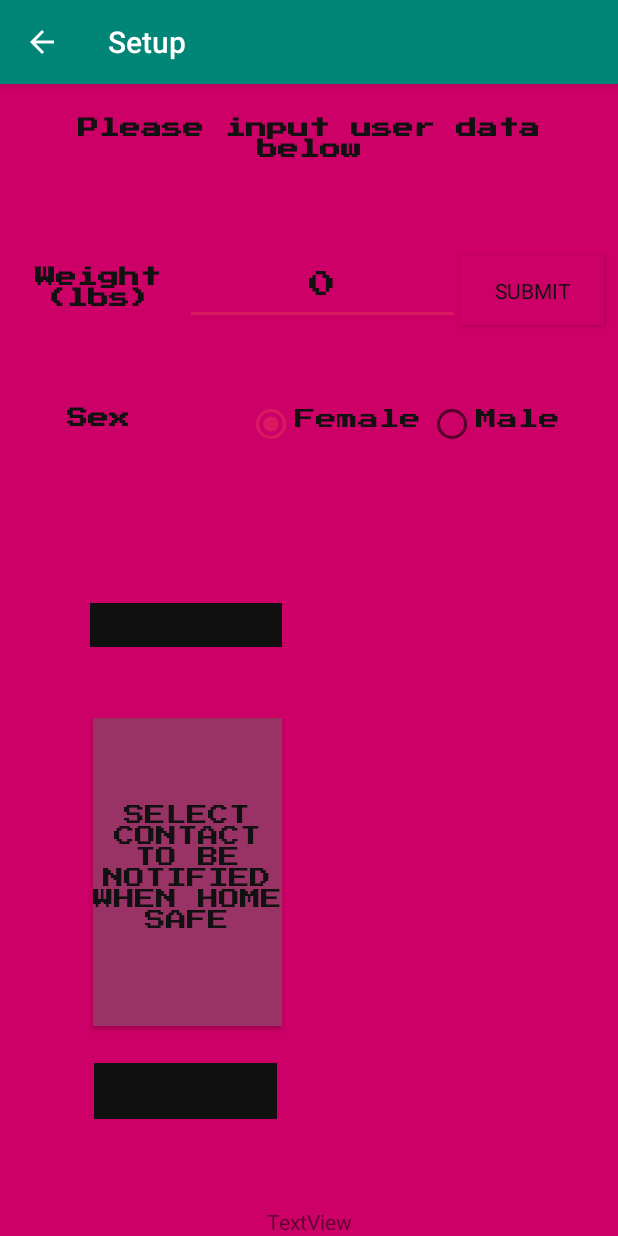
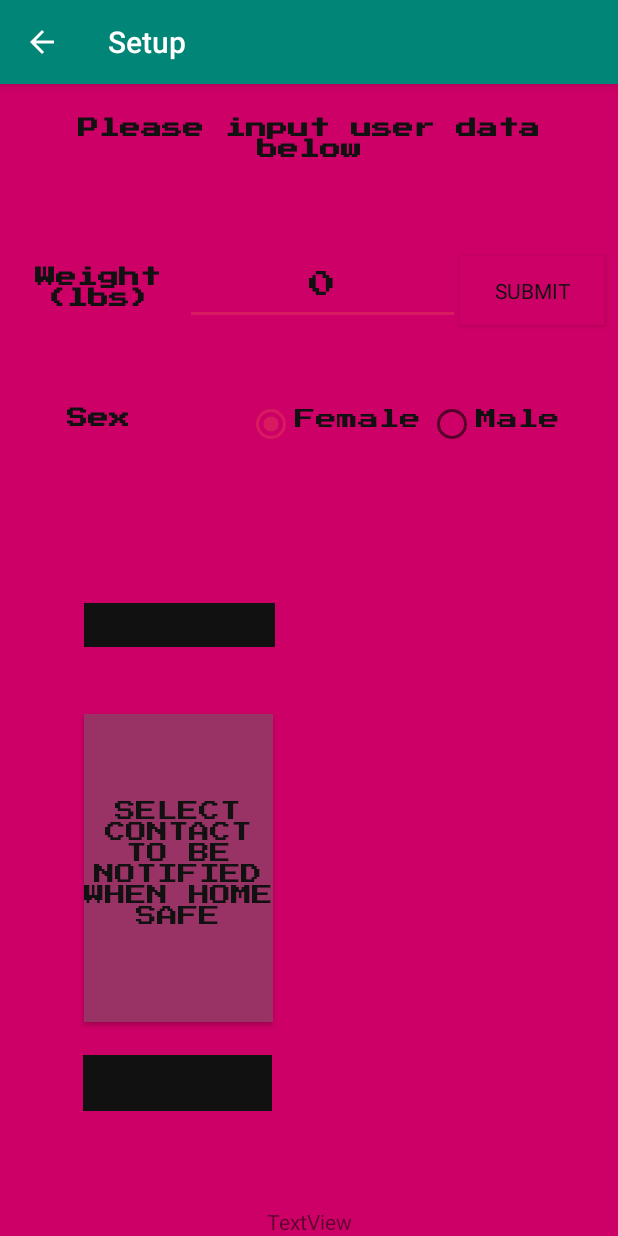
Before and after one commit to bengw99/PartyPal2, an Android app: the Setup screen opened directly, with no data from a screen before it, on a phone screen of 412 x 824 dp. Run offline under Robolectric (Android 15) with nearby library versions, the phone set to English and light mode, and no system bars; Roboto replaces fonts that are not available here.

Commit message:
Basic partying fields, image version

```diff
--- a/app/src/main/res/layout/content_setup.xml
+++ b/app/src/main/res/layout/content_setup.xml
@@ -31,12 +31,12 @@
         app:layout_anchor="@+id/include"
         app:layout_constraintBottom_toBottomOf="parent"
         app:layout_constraintEnd_toEndOf="parent"
-        app:layout_constraintHorizontal_bias="0.217"
+        app:layout_constraintHorizontal_bias="0.196"
         app:layout_constraintLeft_toLeftOf="parent"
         app:layout_constraintRight_toRightOf="parent"
         app:layout_constraintStart_toStartOf="parent"
         app:layout_constraintTop_toTopOf="parent"
-        app:layout_constraintVertical_bias="0.751" />
+        app:layout_constraintVertical_bias="0.746" />
 
     <TextView
         android:id="@+id/infoSection"
@@ -161,14 +161,14 @@
 
     <TextView
         android:id="@+id/label1"
-        android:layout_width="128dp"
+        android:layout_width="127dp"
         android:layout_height="29dp"
         android:background="#111111"
+        android:gravity="center"
         android:text=""
         android:textColor="#FFFFFF"
-        android:gravity="center"
         app:layout_constraintBottom_toBottomOf="parent"
-        app:layout_constraintHorizontal_bias="0.212"
+        app:layout_constraintHorizontal_bias="0.197"
         app:layout_constraintLeft_toLeftOf="parent"
         app:layout_constraintRight_toRightOf="parent"
         app:layout_constraintTop_toTopOf="parent"
@@ -176,17 +176,17 @@
 
     <TextView
         android:id="@+id/label2"
-        android:layout_width="122dp"
+        android:layout_width="126dp"
         android:layout_height="37dp"
         android:background="#111111"
+        android:gravity="center"
         android:text=""
         android:textColor="#FFFFFF"
-        android:gravity="center"
         app:layout_constraintBottom_toBottomOf="parent"
-        app:layout_constraintHorizontal_bias="0.216"
+        app:layout_constraintHorizontal_bias="0.193"
         app:layout_constraintLeft_toLeftOf="parent"
         app:layout_constraintRight_toRightOf="parent"
         app:layout_constraintTop_toTopOf="parent"
-        app:layout_constraintVertical_bias="0.893" />
+        app:layout_constraintVertical_bias="0.886" />
 
 </android.support.constraint.ConstraintLayout>
```
